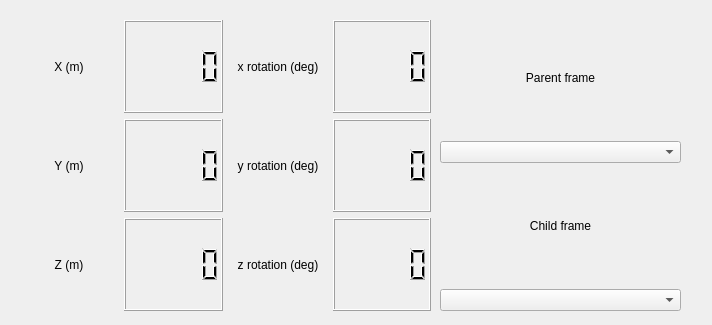
This is resource/tf_listener.ui in grdwyer/rqt_tf_tools as Qt 5 draws it before an edit. The edited form follows.
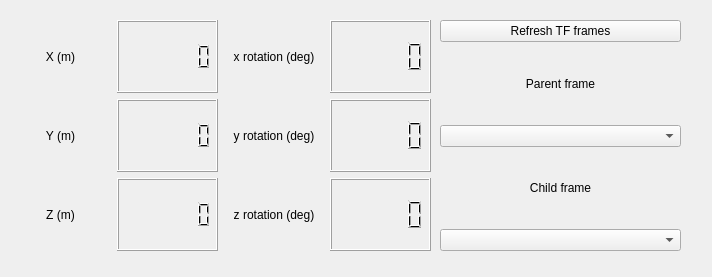
This is the edited form.

Commit message: uses refresh tf frame button now instead of timer and increased the decimal places for the displays

```diff
--- a/resource/tf_listener.ui
+++ b/resource/tf_listener.ui
@@ -7,7 +7,7 @@
     <x>0</x>
     <y>0</y>
     <width>712</width>
-    <height>325</height>
+    <height>277</height>
    </rect>
   </property>
   <property name="windowTitle">
@@ -16,10 +16,10 @@
   <widget class="QWidget" name="gridLayoutWidget">
    <property name="geometry">
     <rect>
-     <x>20</x>
+     <x>10</x>
      <y>20</y>
-     <width>411</width>
-     <height>291</height>
+     <width>421</width>
+     <height>231</height>
     </rect>
    </property>
    <layout class="QGridLayout" name="gridLayout">
@@ -34,7 +34,14 @@
      </widget>
     </item>
     <item row="0" column="1">
-     <widget class="QLCDNumber" name="lcd_tx"/>
+     <widget class="QLCDNumber" name="lcd_tx">
+      <property name="smallDecimalPoint">
+       <bool>true</bool>
+      </property>
+      <property name="digitCount">
+       <number>6</number>
+      </property>
+     </widget>
     </item>
     <item row="1" column="0">
      <widget class="QLabel" name="label_3">
@@ -47,7 +54,14 @@
      </widget>
     </item>
     <item row="1" column="1">
-     <widget class="QLCDNumber" name="lcd_ty"/>
+     <widget class="QLCDNumber" name="lcd_ty">
+      <property name="smallDecimalPoint">
+       <bool>true</bool>
+      </property>
+      <property name="digitCount">
+       <number>6</number>
+      </property>
+     </widget>
     </item>
     <item row="0" column="2">
      <widget class="QLabel" name="label_2">
@@ -70,10 +84,18 @@
      </widget>
     </item>
     <item row="0" column="3">
-     <widget class="QLCDNumber" name="lcd_rx"/>
+     <widget class="QLCDNumber" name="lcd_rx">
+      <property name="smallDecimalPoint">
+       <bool>true</bool>
+      </property>
+     </widget>
     </item>
     <item row="1" column="3">
-     <widget class="QLCDNumber" name="lcd_ry"/>
+     <widget class="QLCDNumber" name="lcd_ry">
+      <property name="smallDecimalPoint">
+       <bool>true</bool>
+      </property>
+     </widget>
     </item>
     <item row="2" column="0">
      <widget class="QLabel" name="label_5">
@@ -96,10 +118,21 @@
      </widget>
     </item>
     <item row="2" column="1">
-     <widget class="QLCDNumber" name="lcd_tz"/>
+     <widget class="QLCDNumber" name="lcd_tz">
+      <property name="smallDecimalPoint">
+       <bool>true</bool>
+      </property>
+      <property name="digitCount">
+       <number>6</number>
+      </property>
+     </widget>
     </item>
     <item row="2" column="3">
-     <widget class="QLCDNumber" name="lcd_rz"/>
+     <widget class="QLCDNumber" name="lcd_rz">
+      <property name="smallDecimalPoint">
+       <bool>true</bool>
+      </property>
+     </widget>
     </item>
    </layout>
   </widget>
@@ -109,10 +142,17 @@
      <x>440</x>
      <y>20</y>
      <width>241</width>
-     <height>291</height>
+     <height>231</height>
     </rect>
    </property>
    <layout class="QVBoxLayout" name="verticalLayout">
+    <item>
+     <widget class="QPushButton" name="button_refresh_tf">
+      <property name="text">
+       <string>Refresh TF frames</string>
+      </property>
+     </widget>
+    </item>
     <item>
      <widget class="QLabel" name="label_7">
       <property name="sizePolicy">
```
The commit also changes 1 other file.
